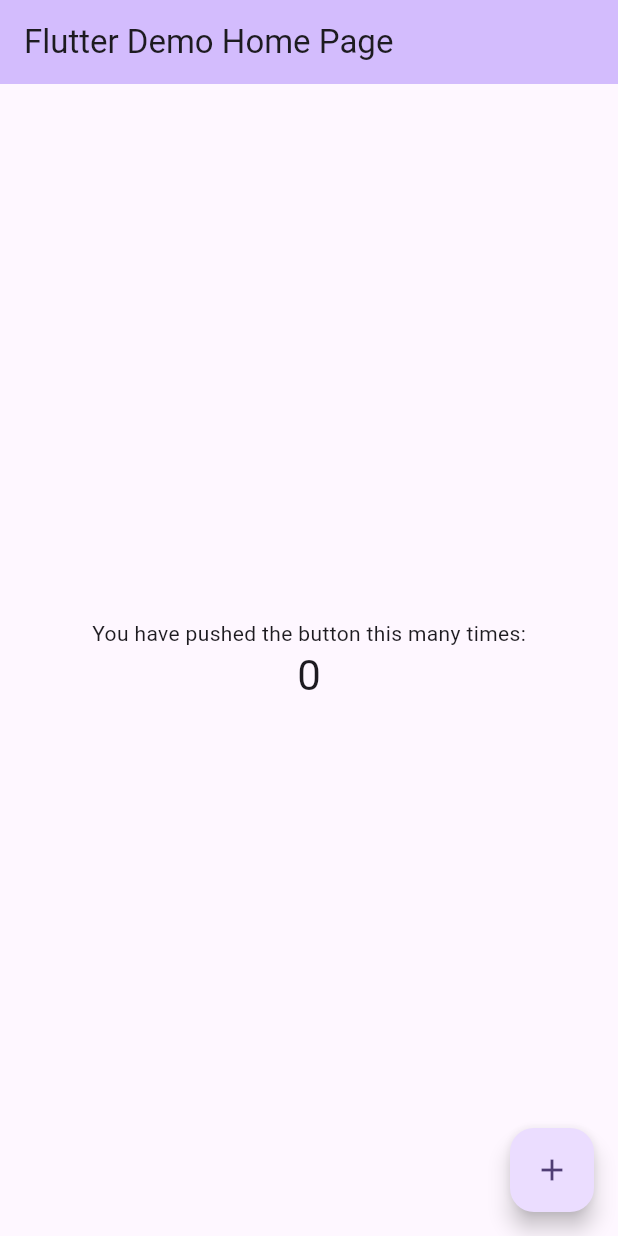
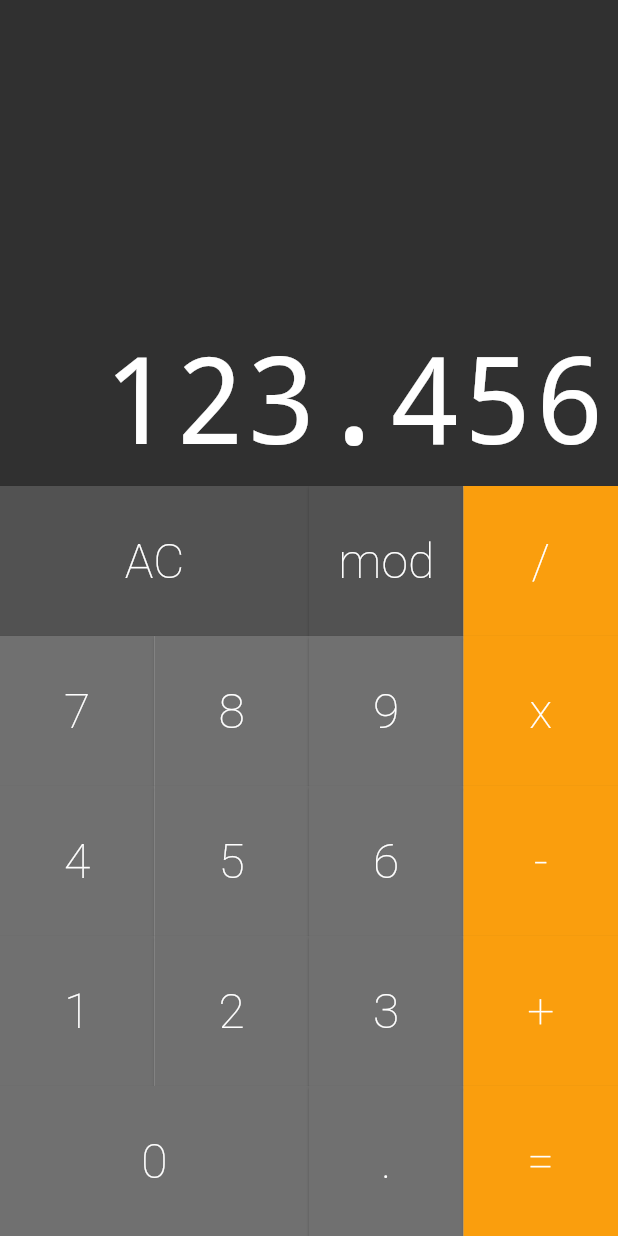
Before and after one commit to jciterceros/flutter_calculator, a Flutter app: the screen it shows after launch, on a phone screen of 412 x 824 dp. Run offline on Flutter 3.47's test engine with Material 3 defaults, Android fonts, the phone set to English and light mode, and no system bars; drawn by our look-alikes of auto_size_text.

Commit message:
feat: add components

```diff
--- /dev/null
+++ b/lib/components/button.dart
@@ -0,0 +1,48 @@
+import 'package:flutter/material.dart';
+
+class Button extends StatelessWidget {
+  static const DARK = Color.fromRGBO(82, 82, 82, 1);
+  static const DEFAULT = Color.fromRGBO(112, 112, 112, 1);
+  static const OPERATORS = Color.fromRGBO(250, 158, 13, 1);
+  final String buttonText;
+  final bool bigButton;
+  final Color color;
+
+  final void Function(String)? cb;
+
+  const Button({
+    super.key,
+    required this.buttonText,
+    this.bigButton = false,
+    this.color = DEFAULT,
+    @required this.cb,
+  });
+
+  @override
+  Widget build(BuildContext context) {
+    return Expanded(
+      flex: bigButton ? 2 : 1,
+      child: ElevatedButton(
+        style: ElevatedButton.styleFrom(
+          backgroundColor: color,
+          shape: RoundedRectangleBorder(borderRadius: BorderRadius.circular(0)),
+          padding: EdgeInsets.all(0),
+        ),
+        onPressed: () {
+          if (cb != null) {
+            cb!(buttonText);
+          }
+        },
+        child: Text(
+          buttonText,
+          style: TextStyle(
+            color: Colors.white,
+            fontSize: 32,
+            fontWeight: FontWeight.w200,
+            decoration: TextDecoration.none,
+          ),
+        ),
+      ),
+    );
+  }
+}
--- /dev/null
+++ b/lib/components/button_row.dart
@@ -0,0 +1,19 @@
+import 'package:flutter/material.dart';
+import 'button.dart';
+
+class ButtonRow extends StatelessWidget {
+  final List<Button> buttons;
+
+  const ButtonRow(this.buttons, {super.key});
+
+  @override
+  Widget build(BuildContext context) {
+    return Expanded(
+      flex: 1,
+      child: Row(
+        crossAxisAlignment: CrossAxisAlignment.stretch,
+        children: buttons,
+      ),
+    );
+  }
+}
--- /dev/null
+++ b/lib/components/display.dart
@@ -0,0 +1,40 @@
+import 'package:flutter/material.dart';
+import 'package:auto_size_text/auto_size_text.dart';
+
+class Display extends StatelessWidget {
+  final String displayText;
+
+  const Display({super.key, this.displayText = "0"});
+
+  @override
+  Widget build(BuildContext context) {
+    return Expanded(
+      flex: 1,
+      child: Container(
+        color: Color.fromRGBO(48, 48, 48, 1),
+        child: Column(
+          mainAxisAlignment: MainAxisAlignment.end,
+          crossAxisAlignment: CrossAxisAlignment.stretch,
+          children: <Widget>[
+            Padding(
+              padding: const EdgeInsets.all(8.0),
+              child: (AutoSizeText(
+                displayText,
+                minFontSize: 20,
+                maxFontSize: 80,
+                maxLines: 1,
+                textAlign: TextAlign.end,
+                style: TextStyle(
+                  fontWeight: FontWeight.w100,
+                  decoration: TextDecoration.none,
+                  fontSize: 80,
+                  color: Colors.white,
+                ),
+              )),
+            ),
+          ],
+        ),
+      ),
+    );
+  }
+}
--- /dev/null
+++ b/lib/components/keyboard.dart
@@ -0,0 +1,53 @@
+import 'package:flutter/material.dart';
+import 'button.dart';
+import 'button_row.dart';
+
+class Keyboard extends StatelessWidget {
+  final void Function(String) cb;
+
+  const Keyboard({super.key, required this.cb});
+
+  @override
+  Widget build(BuildContext context) {
+    return Container(
+      height: 500,
+      child: Column(
+        children: <Widget>[
+          ButtonRow([
+            Button(
+              buttonText: "AC",
+              bigButton: true,
+              color: Button.DARK,
+              cb: cb,
+            ),
+            Button(buttonText: "mod", color: Button.DARK, cb: cb),
+            Button(buttonText: "/", color: Button.OPERATORS, cb: cb),
+          ]),
+          ButtonRow([
+            Button(buttonText: "7", cb: cb),
+            Button(buttonText: "8", cb: cb),
+            Button(buttonText: "9", cb: cb),
+            Button(buttonText: "x", color: Button.OPERATORS, cb: cb),
+          ]),
+          ButtonRow([
+            Button(buttonText: "4", cb: cb),
+            Button(buttonText: "5", cb: cb),
+            Button(buttonText: "6", cb: cb),
+            Button(buttonText: "-", color: Button.OPERATORS, cb: cb),
+          ]),
+          ButtonRow([
+            Button(buttonText: "1", cb: cb),
+            Button(buttonText: "2", cb: cb),
+            Button(buttonText: "3", cb: cb),
+            Button(buttonText: "+", color: Button.OPERATORS, cb: cb),
+          ]),
+          ButtonRow([
+            Button(buttonText: "0", bigButton: true, cb: cb),
+            Button(buttonText: ".", cb: cb),
+            Button(buttonText: "=", color: Button.OPERATORS, cb: cb),
+          ]),
+        ],
+      ),
+    );
+  }
+}
--- a/lib/main.dart
+++ b/lib/main.dart
@@ -1,66 +1,6 @@
 import 'package:flutter/material.dart';
+import 'screens/calculator.dart';
 
 void main() {
-  runApp(const MyApp());
+  runApp(Calculator());
 }
-
-class MyApp extends StatelessWidget {
-  const MyApp({super.key});
-
-  @override
-  Widget build(BuildContext context) {
-    return MaterialApp(
-      title: 'Flutter Demo',
-      theme: ThemeData(
-        colorScheme: ColorScheme.fromSeed(seedColor: Colors.deepPurple),
-      ),
-      home: const MyHomePage(title: 'Flutter Demo Home Page'),
-    );
-  }
-}
-
-class MyHomePage extends StatefulWidget {
-  const MyHomePage({super.key, required this.title});
-
-  final String title;
-
-  @override
-  State<MyHomePage> createState() => _MyHomePageState();
-}
-
-class _MyHomePageState extends State<MyHomePage> {
-  int _counter = 0;
-
-  void _incrementCounter() {
-    setState(() {
-      _counter++;
-    });
-  }
-
-  @override
-  Widget build(BuildContext context) {
-    return Scaffold(
-      appBar: AppBar(
-        backgroundColor: Theme.of(context).colorScheme.inversePrimary,
-        title: Text(widget.title),
-      ),
-      body: Center(
-        child: Column(
-          mainAxisAlignment: MainAxisAlignment.center,
-          children: <Widget>[
-            const Text('You have pushed the button this many times:'),
-            Text(
-              '$_counter',
-              style: Theme.of(context).textTheme.headlineMedium,
-            ),
-          ],
-        ),
-      ),
-      floatingActionButton: FloatingActionButton(
-        onPressed: _incrementCounter,
-        tooltip: 'Increment',
-        child: const Icon(Icons.add),
-      ),
-    );
-  }
-}
--- /dev/null
+++ b/lib/screens/calculator.dart
@@ -0,0 +1,23 @@
+import 'package:flutter/material.dart';
+import '../components/display.dart';
+import '../components/keyboard.dart';
+
+class Calculator extends StatelessWidget {
+  const Calculator({super.key});
+
+  _onButtonPressed(String buttonText) {
+    print(buttonText);
+  }
+
+  @override
+  Widget build(BuildContext context) {
+    return MaterialApp(
+      home: Column(
+        children: <Widget>[
+          Display(displayText: "123.456"),
+          Keyboard(cb: _onButtonPressed),
+        ],
+      ),
+    );
+  }
+}
--- a/pubspec.yaml
+++ b/pubspec.yaml
@@ -34,6 +34,7 @@ dependencies:
   # The following adds the Cupertino Icons font to your application.
   # Use with the CupertinoIcons class for iOS style icons.
   cupertino_icons: ^1.0.8
+  auto_size_text: ^3.0.0
 
 dev_dependencies:
   flutter_test:
```
Also changed, not shown: pubspec.lock.
